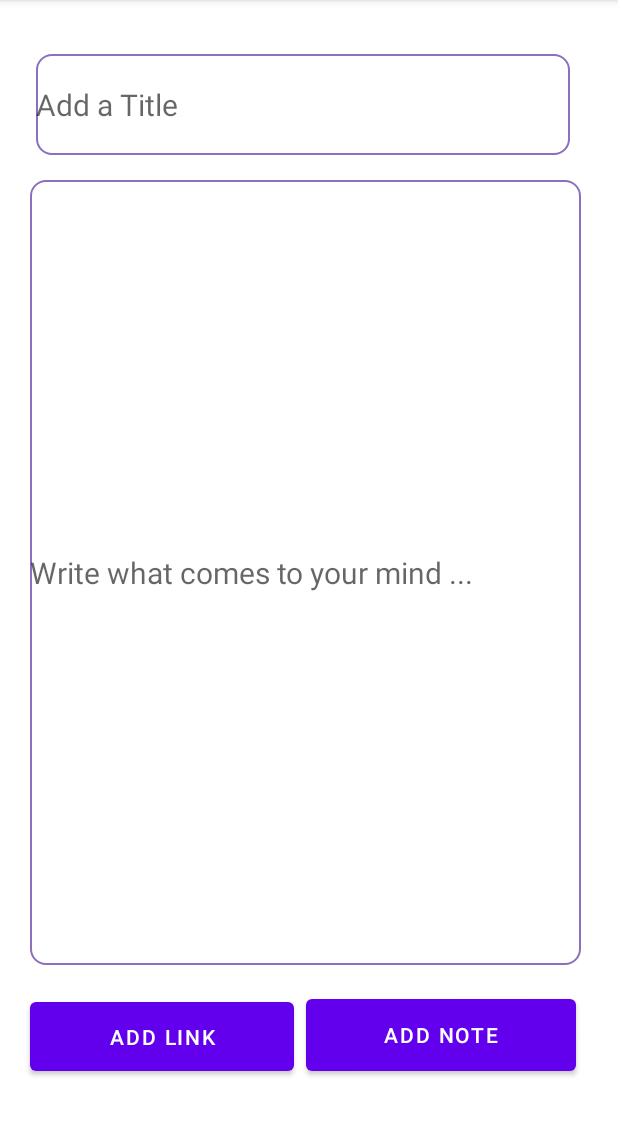
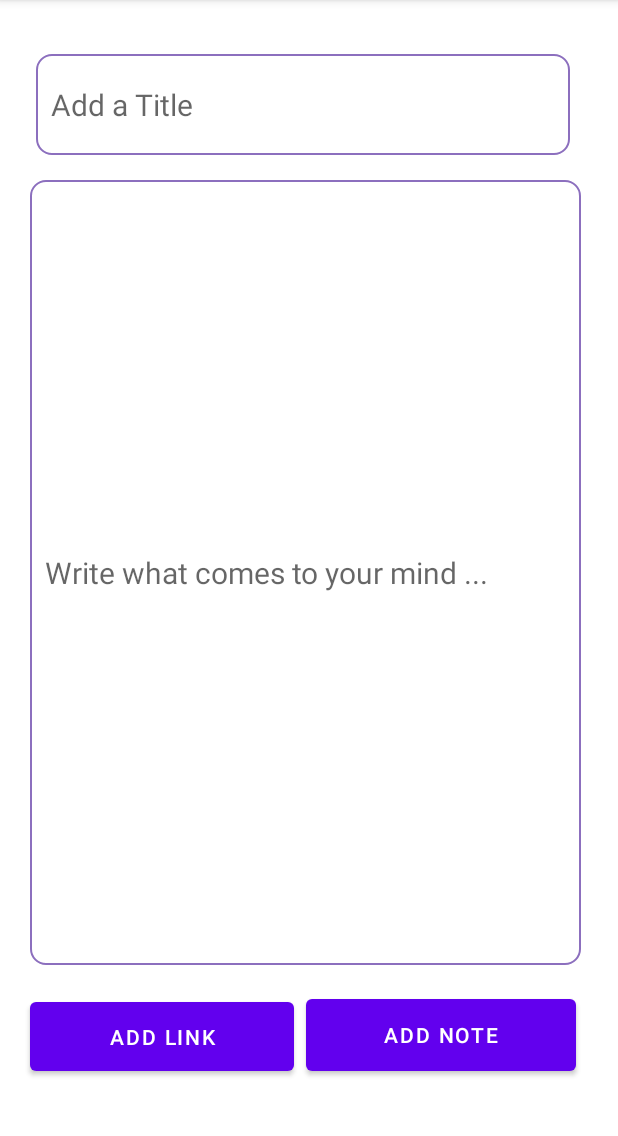
Before and after one commit to aarrasseayoub01/Nota, an Android app: the screen it shows after launch (writing), after a tap on an icon or button, on a phone screen of 412 x 824 dp, the part 84-1220 px from its top. Run offline under Robolectric (Android 15) with nearby library versions, the phone set to English and light mode, and no system bars; 2 statements that could not run were skipped.

Commit message:
Customizing the layouts

```diff
--- a/app/src/main/java/com/example/nota/Note.java
+++ b/app/src/main/java/com/example/nota/Note.java
@@ -32,7 +32,6 @@ public class Note extends AppCompatActivity {
             itemNote = cursor.getString(cursor.getColumnIndexOrThrow("note"));
         }
         title.setText(Html.fromHtml(itemTitle, Html.FROM_HTML_MODE_LEGACY));
-        title.setClickable(true);
         title.setMovementMethod(LinkMovementMethod.getInstance());
         note.setText(Html.fromHtml(itemNote, Html.FROM_HTML_MODE_LEGACY));
         note.setMovementMethod(LinkMovementMethod.getInstance());
--- a/app/src/main/java/com/example/nota/NoteList.java
+++ b/app/src/main/java/com/example/nota/NoteList.java
@@ -78,10 +78,14 @@ public class NoteList extends Fragment {
     public View onCreateView(LayoutInflater inflater, ViewGroup container,
                              Bundle savedInstanceState) {
         View view = inflater.inflate(R.layout.fragment_note_list, container, false);
-        ListView listView = view.findViewById(R.id.listView);
         ArrayList<String> list = getArguments().getStringArrayList("list");
 
-        ArrayAdapter<String> adapter = new ArrayAdapter<>(getActivity(), android.R.layout.simple_list_item_1, list);
+//        ArrayAdapter<String> adapter = new ArrayAdapter<>(getActivity(), android.R.layout.simple_list_item_1, list);
+//        listView.setAdapter(adapter);
+// Create the adapter to convert the array to views
+        userAdapter adapter = new userAdapter(getContext(), list);
+// Attach the adapter to a ListView
+        ListView listView = view.findViewById(R.id.listView);
         listView.setAdapter(adapter);
 //        ListView listView = getListView();
         listView.setOnItemClickListener(new AdapterView.OnItemClickListener() {
--- /dev/null
+++ b/app/src/main/java/com/example/nota/userAdapter.java
@@ -0,0 +1,32 @@
+package com.example.nota;
+
+import android.content.Context;
+import android.view.LayoutInflater;
+import android.view.View;
+import android.view.ViewGroup;
+import android.widget.ArrayAdapter;
+import android.widget.TextView;
+
+import java.util.ArrayList;
+
+public class userAdapter extends ArrayAdapter<String> {
+    public userAdapter(Context context, ArrayList<String> notes) {
+        super(context, 0, notes);
+    }
+
+    @Override
+    public View getView(int position, View convertView, ViewGroup parent) {
+        // Get the data item for this position
+        String note = getItem(position);
+        // Check if an existing view is being reused, otherwise inflate the view
+        if (convertView == null) {
+            convertView = LayoutInflater.from(getContext()).inflate(R.layout.relative_notes, parent, false);
+        }
+        // Lookup view for data population
+        TextView textview = (TextView) convertView.findViewById(R.id.textview);
+        // Populate the data into the template view using the data object
+        textview.setText(note);
+        // Return the completed view to render on screen
+        return convertView;
+    }
+}
--- a/app/src/main/java/com/example/nota/writing.java
+++ b/app/src/main/java/com/example/nota/writing.java
@@ -43,6 +43,7 @@ public class writing extends AppCompatActivity {
             String inputNote = getIntent().getStringExtra("note");
             title.setText(inputTitle);
             note.setText((Html.fromHtml(inputNote, Html.FROM_HTML_MODE_LEGACY)));
+
             btn.setText("Update");
         }
 
--- a/app/src/main/res/layout/activity_note.xml
+++ b/app/src/main/res/layout/activity_note.xml
@@ -14,7 +14,8 @@
         android:layout_marginTop="35dp"
         android:text="TextView"
         app:layout_constraintStart_toStartOf="parent"
-        app:layout_constraintTop_toTopOf="parent" />
+        app:layout_constraintTop_toTopOf="parent"
+        android:textSize="25sp"/>
 
     <TextView
         android:id="@+id/note"
@@ -23,6 +24,7 @@
         android:layout_marginStart="20dp"
         android:layout_marginTop="124dp"
         android:text="TextView"
+        android:textSize="20sp"
         app:layout_constraintStart_toStartOf="parent"
         app:layout_constraintTop_toTopOf="parent" />
 
--- a/app/src/main/res/layout/activity_writing.xml
+++ b/app/src/main/res/layout/activity_writing.xml
@@ -18,7 +18,8 @@
 
         app:layout_constraintStart_toStartOf="parent"
         app:layout_constraintTop_toTopOf="parent"
-        android:textSize="20sp" />
+        android:textSize="20sp"
+        android:paddingHorizontal="10sp"/>
 
 
     <EditText
@@ -31,7 +32,8 @@
         android:hint="Write what comes to your mind ..."
         android:textSize="20sp"
         app:layout_constraintStart_toStartOf="parent"
-        app:layout_constraintTop_toTopOf="parent" />
+        app:layout_constraintTop_toTopOf="parent"
+        android:paddingHorizontal="10sp"/>
 
     <Button
         android:id="@+id/button"
--- a/app/src/main/res/layout/relative_notes.xml
+++ b/app/src/main/res/layout/relative_notes.xml
@@ -8,6 +8,8 @@
         android:layout_width="wrap_content"
         android:layout_height="wrap_content"
         android:layout_centerInParent="true"
-        android:text="text" />
+        android:text="text"
+        android:textSize="25sp"
+        android:layout_marginVertical="20sp"/>
 
 </RelativeLayout>
```
